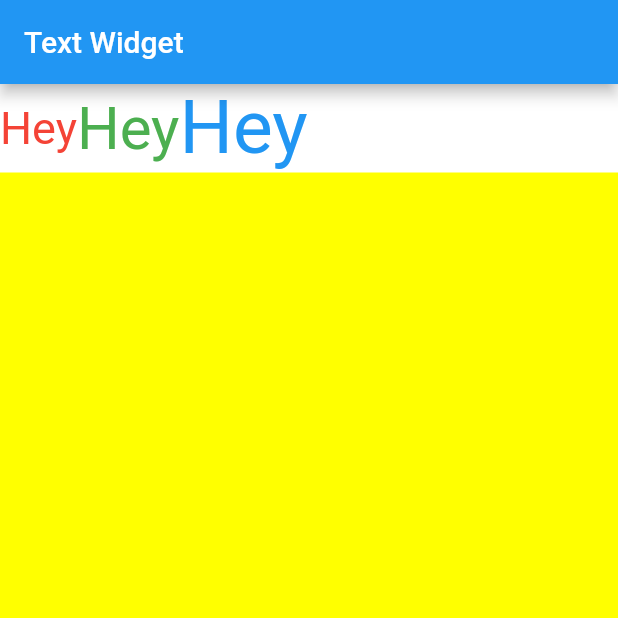
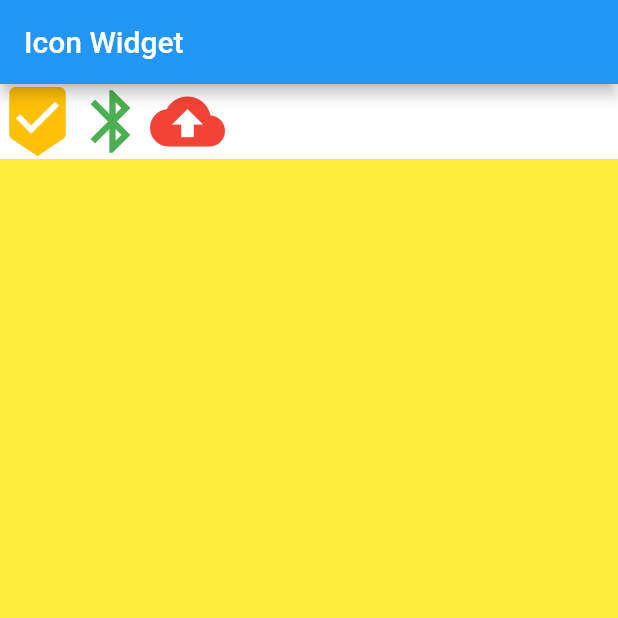
Before and after one commit to n4sunday/flutter-practical-approach-sw, a Flutter app: the screen it shows after launch, on a phone screen of 412 x 824 dp, the top half of it. Run offline on Flutter 3.47's test engine with Material 2 defaults, Android fonts, the phone set to English and light mode, and no system bars; Roboto replaces fonts that are missing (Futura).

Commit message:
:bulb: Icon

```diff
--- a/lib/main.dart
+++ b/lib/main.dart
@@ -5,148 +5,21 @@ void main() => runApp(MyApp());
 class MyApp extends StatelessWidget {
   @override
   Widget build(BuildContext context) {
-    return (MaterialApp(
-        title: 'Text Text Widget',
+    return MaterialApp(
+        title: "Test Icon",
         home: Scaffold(
-            appBar: AppBar(title: Text('Text Widget')),
-            backgroundColor: Colors.yellowAccent,
+            backgroundColor: Colors.yellow,
+            appBar: AppBar(title: Text('Icon Widget')),
             body: Container(
-                color: Colors.white,
-                child: Row(
-                  crossAxisAlignment: CrossAxisAlignment.center,
-                  textBaseline: TextBaseline.alphabetic,
-                  children: <Widget>[
-                    Text("Hey",
-                        style: TextStyle(
-                            fontSize: 30,
-                            fontFamily: 'Futura',
-                            color: Colors.red)),
-                    Text(
-                      "Hey",
-                      style: TextStyle(
-                          fontSize: 40,
-                          fontFamily: 'Futura',
-                          color: Colors.green),
-                    ),
-                    Text("Hey",
-                        style: TextStyle(
-                            fontSize: 50,
-                            fontFamily: 'Futura',
-                            color: Colors.blue))
-                  ],
-                )))));
+              color: Colors.white,
+              child: Row(children: <Widget>[
+                Icon(Icons.beenhere, size: 50, color: Colors.amber),
+                Icon(Icons.bluetooth, size: 50, color: Colors.green),
+                Icon(Icons.cloud_upload, size: 50, color: Colors.red)
+              ]),
+            )));
   }
 }
-
-// import 'package:flutter/material.dart';
-
-// void main() => runApp(MyApp());
-
-// class MyApp extends StatelessWidget {
-//   @override
-//   Widget build(BuildContext context) {
-//     return MaterialApp(
-//       title: 'Sunday',
-//       home: Scaffold(
-//         appBar: AppBar(
-//           title: Text('N4SX'),
-//           backgroundColor: Colors.blueGrey,
-//         ),
-//         backgroundColor: Colors.white,
-//         body: Row(
-//           mainAxisSize: MainAxisSize.min,
-//           children: <Widget>[
-//             BlueBox(),
-//             Column(
-//               children: <Widget>[BlueBox(), BlueBox()],
-//             )
-//           ],
-//         ),
-//       ),
-//     );
-//   }
-// }
-
-//--------------------------------------------------------
-// import 'package:flutter/material.dart';
-
-// void main() => runApp(MyApp());
-
-// class MyApp extends StatelessWidget {
-//   @override
-//   Widget build(BuildContext context) {
-//     return MaterialApp(
-//         title: 'Test mainAxisSize',
-//         home: Scaffold(
-//           appBar: AppBar(
-//               title: Text("mainAxisSize"), backgroundColor: Colors.black),
-//           backgroundColor: Colors.blueAccent,
-//           body: Container(
-//             color: Colors.white,
-//             child: Row(
-//               mainAxisSize: MainAxisSize.min,
-//               children: <Widget>[BlueBox(),BlueBox()],)
-//           )
-//         ));
-//   }
-// }
-// import 'package:flutter/material.dart';
-
-// void main() => runApp(MyApp());
-
-// class MyApp extends StatelessWidget {
-//   @override
-//   Widget build(BuildContext context) {
-//     return MaterialApp(
-//         title: 'Test mainAxisAlignment',
-//         home: Scaffold(
-//           appBar: AppBar(
-//             title: Text('mainAxisAlignment'),
-//           ),
-//           backgroundColor: Colors.yellow,
-//           body: Container(
-//               color: Colors.white,
-//               child: Row(
-//                 mainAxisAlignment: MainAxisAlignment.center,
-//                 children: <Widget>[BlueBox()],
-//               )),
-//         ));
-//   }
-// }
-
-// import 'package:flutter/material.dart';
-
-// void main() => runApp(MyApp());
-
-// class MyApp extends StatelessWidget {
-//   @override
-//   Widget build(BuildContext context) {
-//     return MaterialApp(
-//         title: 'AxisAlignment',
-//         home: Scaffold(
-//             appBar: AppBar(
-//               title: Text('Test CossAlignment'),
-//             ),
-//             body: Container(
-//                 color: Colors.white,
-//                 child: Row(
-//                   crossAxisAlignment: CrossAxisAlignment.end,
-//                   children: <Widget>[BlueBox(), BigBlueBox(), BlueBox()],
-//                 ))));
-//   }
-// }
-
-// class BlueBox extends StatelessWidget {
-//   @override
-//   Widget build(BuildContext context) {
-//     return Container(
-//       width: 100,
-//       height: 100,
-//       decoration:
-//           BoxDecoration(color: Colors.indigo[200], border: Border.all()),
-//     );
-//   }
-// }
 
 // class BigBlueBox extends StatelessWidget {
 //   @override
```
